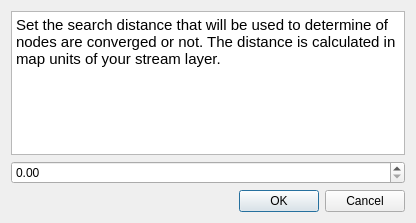
kartoza/stream_feature_extractor, file stream_options_dialog_base.ui: the form before one commit.
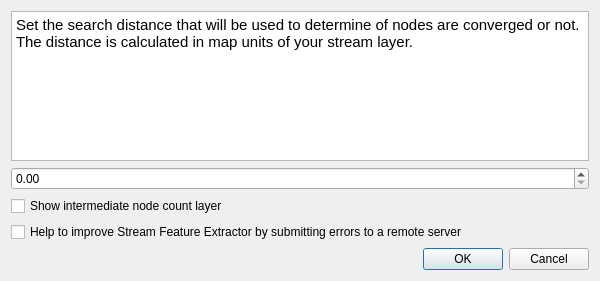
The form after the commit.

Commit message: Translations and add option.

What changed in the file:
```diff
--- a/stream_options_dialog_base.ui
+++ b/stream_options_dialog_base.ui
@@ -6,26 +6,36 @@
    <rect>
     <x>0</x>
     <y>0</y>
-    <width>416</width>
-    <height>223</height>
+    <width>600</width>
+    <height>281</height>
    </rect>
   </property>
   <property name="windowTitle">
    <string>Options</string>
   </property>
   <layout class="QGridLayout" name="gridLayout">
+   <item row="2" column="0">
+    <widget class="QCheckBox" name="cbShowIntermediateLayer">
+     <property name="text">
+      <string>Show intermediate node count layer</string>
+     </property>
+    </widget>
+   </item>
    <item row="0" column="0" colspan="2">
     <widget class="QTextBrowser" name="textBrowser">
      <property name="html">
       <string>&lt;!DOCTYPE HTML PUBLIC &quot;-//W3C//DTD HTML 4.0//EN&quot; &quot;http://www.w3.org/TR/REC-html40/strict.dtd&quot;&gt;
 &lt;html&gt;&lt;head&gt;&lt;meta name=&quot;qrichtext&quot; content=&quot;1&quot; /&gt;&lt;style type=&quot;text/css&quot;&gt;
 p, li { white-space: pre-wrap; }
-&lt;/style&gt;&lt;/head&gt;&lt;body style=&quot; font-family:'Cantarell'; font-size:11pt; font-weight:400; font-style:normal;&quot;&gt;
-&lt;p style=&quot; margin-top:0px; margin-bottom:0px; margin-left:0px; margin-right:0px; -qt-block-indent:0; text-indent:0px;&quot;&gt;Set the search distance that will be used to determine of nodes are converged or not. The distance is calculated in map units of your stream layer.&lt;/p&gt;&lt;/body&gt;&lt;/html&gt;</string>
+&lt;/style&gt;&lt;/head&gt;&lt;body style=&quot; font-family:'Ubuntu'; font-size:11pt; font-weight:400; font-style:normal;&quot;&gt;
+&lt;p style=&quot; margin-top:0px; margin-bottom:0px; margin-left:0px; margin-right:0px; -qt-block-indent:0; text-indent:0px;&quot;&gt;&lt;span style=&quot; font-family:'Cantarell';&quot;&gt;Set the search distance that will be used to determine of nodes are converged or not. The distance is calculated in map units of your stream layer.&lt;/span&gt;&lt;/p&gt;&lt;/body&gt;&lt;/html&gt;</string>
      </property>
     </widget>
    </item>
-   <item row="2" column="0" colspan="2">
+   <item row="1" column="0" colspan="2">
+    <widget class="QDoubleSpinBox" name="distance"/>
+   </item>
+   <item row="4" column="0" colspan="2">
     <widget class="QDialogButtonBox" name="button_box">
      <property name="orientation">
       <enum>Qt::Horizontal</enum>
@@ -35,8 +45,12 @@
      </property>
     </widget>
    </item>
-   <item row="1" column="0" colspan="2">
-    <widget class="QDoubleSpinBox" name="distance"/>
+   <item row="3" column="0">
+    <widget class="QCheckBox" name="cbSentryLogging">
+     <property name="text">
+      <string>Help to improve Stream Feature Extractor by submitting errors to a remote server</string>
+     </property>
+    </widget>
    </item>
   </layout>
  </widget>
```
The commit also changes 6 other files.
